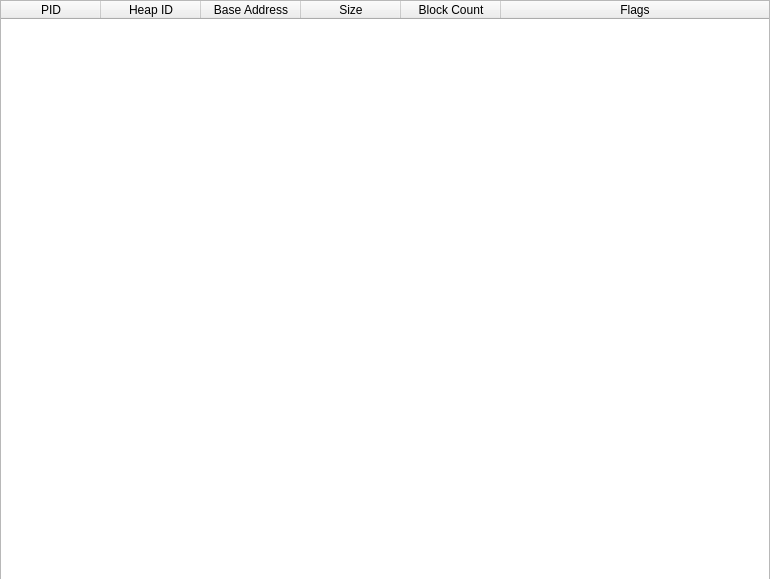
First picture: the form in qtNanomite/qtDLGHeapView.ui, repository zer0fl4g/Nanomite, before the edit.
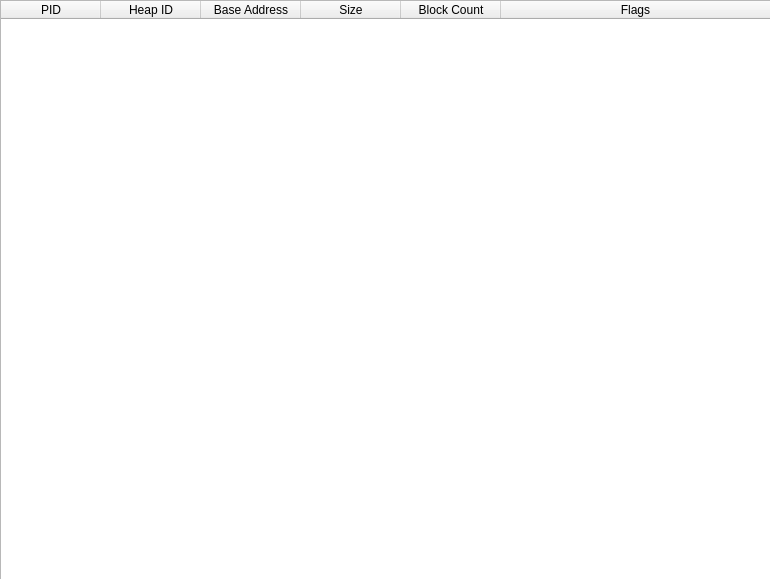
Second picture: the form after the edit. Icons and pictures are not drawn.

Commit message: + fixed a bug which displayed crap on some x64 Addresses + fixed a crash in the Breakpoint Manager + fixed RegView for Wow64 + added dynamic load of Wow64 APIs (first step to XP64) + added right click menu in HeapView (send to HexView) + added right click menu in MemoryView (send to HexView) + added resizability to the different sub windows + added dynamic row calc to stack view (prepare for dynamic main window) + added own class and thread for disassembler

What changed in the file:
```diff
--- a/qtNanomite/qtDLGHeapView.ui
+++ b/qtNanomite/qtDLGHeapView.ui
@@ -10,6 +10,12 @@
     <height>579</height>
    </rect>
   </property>
+  <property name="sizePolicy">
+   <sizepolicy hsizetype="Expanding" vsizetype="Expanding">
+    <horstretch>0</horstretch>
+    <verstretch>0</verstretch>
+   </sizepolicy>
+  </property>
   <property name="windowTitle">
    <string>[ Nanomite ] - Heap View</string>
   </property>
@@ -17,15 +23,21 @@
    <iconset resource="qtDLGNanomite.qrc">
     <normaloff>:/qtDLGNanomite/Icons/IDI_MAIN.ico</normaloff>:/qtDLGNanomite/Icons/IDI_MAIN.ico</iconset>
   </property>
-  <widget class="QTableWidget" name="tblHeapView">
+  <widget class="QWidget" name="verticalLayoutWidget">
    <property name="geometry">
     <rect>
      <x>0</x>
      <y>0</y>
-     <width>770</width>
-     <height>580</height>
+     <width>771</width>
+     <height>581</height>
     </rect>
    </property>
+   <layout class="QVBoxLayout" name="verticalLayout">
+    <item>
+     <widget class="QTableWidget" name="tblHeapView">
+      <property name="contextMenuPolicy">
+       <enum>Qt::CustomContextMenu</enum>
+      </property>
    <property name="editTriggers">
     <set>QAbstractItemView::NoEditTriggers</set>
    </property>
@@ -74,6 +86,9 @@
      <string>Flags</string>
     </property>
    </column>
+     </widget>
+    </item>
+   </layout>
   </widget>
  </widget>
  <resources>
```
Lines whose indentation alone changed are shown as unchanged. The commit also changes 40 other files.
